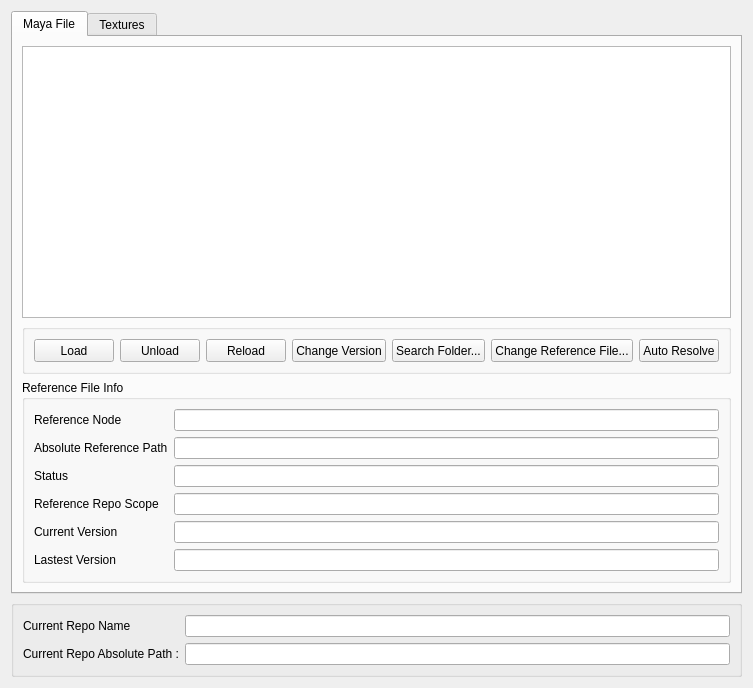
Above: maya-scripts/UkoreReferenceEditor/widget.ui from tonmaiart/UkoreReferenceEditor before the change. Below: the same form after it.
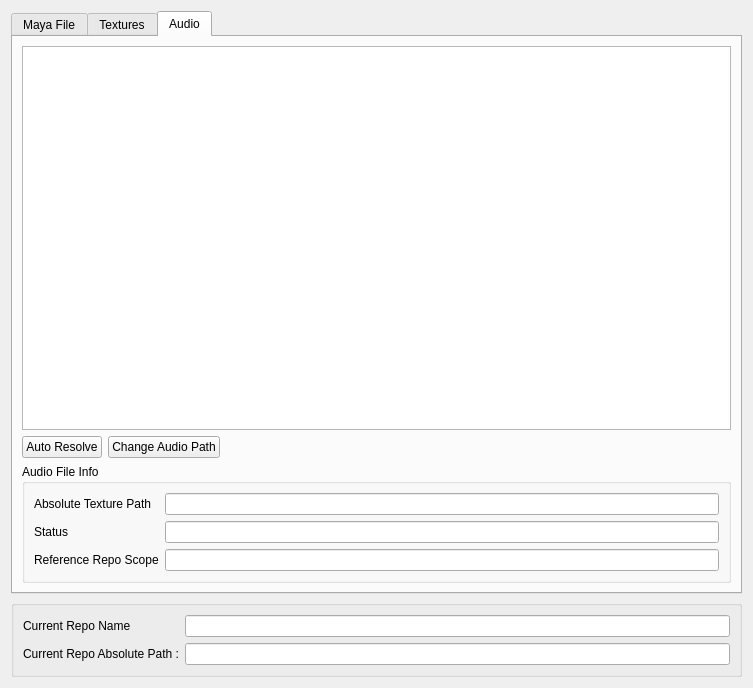
That is the form after the change.

Commit message: Auto-untrack gitignored files before sync

Diff of the .ui file:
```diff
--- a/maya-scripts/UkoreReferenceEditor/widget.ui
+++ b/maya-scripts/UkoreReferenceEditor/widget.ui
@@ -6,7 +6,7 @@
    <rect>
     <x>0</x>
     <y>0</y>
-    <width>701</width>
+    <width>704</width>
     <height>688</height>
    </rect>
   </property>
@@ -17,7 +17,7 @@
    <item row="0" column="0">
     <widget class="QTabWidget" name="tabWidget">
      <property name="currentIndex">
-      <number>0</number>
+      <number>2</number>
      </property>
      <widget class="QWidget" name="tab">
       <attribute name="title">
@@ -327,6 +327,101 @@
        </item>
       </layout>
      </widget>
+     <widget class="QWidget" name="tab_3">
+      <attribute name="title">
+       <string>Audio</string>
+      </attribute>
+      <layout class="QGridLayout" name="gridLayout_13">
+       <item row="0" column="0">
+        <widget class="QTableWidget" name="tableWidget_audio">
+         <property name="showGrid">
+          <bool>false</bool>
+         </property>
+         <attribute name="verticalHeaderVisible">
+          <bool>false</bool>
+         </attribute>
+        </widget>
+       </item>
+       <item row="1" column="0">
+        <layout class="QHBoxLayout" name="horizontalLayout_3">
+         <item>
+          <widget class="QPushButton" name="pushButton_rescan_audio">
+           <property name="text">
+            <string>Auto Resolve</string>
+           </property>
+          </widget>
+         </item>
+         <item>
+          <widget class="QPushButton" name="pushButton_change_audio_path">
+           <property name="text">
+            <string>Change Audio Path</string>
+           </property>
+          </widget>
+         </item>
+         <item>
+          <spacer name="horizontalSpacer_3">
+           <property name="orientation">
+            <enum>Qt::Horizontal</enum>
+           </property>
+           <property name="sizeHint" stdset="0">
+            <size>
+             <width>40</width>
+             <height>20</height>
+            </size>
+           </property>
+          </spacer>
+         </item>
+        </layout>
+       </item>
+       <item row="2" column="0">
+        <widget class="QGroupBox" name="groupBox_5">
+         <property name="title">
+          <string>Audio File Info</string>
+         </property>
+         <layout class="QGridLayout" name="gridLayout_11">
+          <item row="0" column="0">
+           <layout class="QGridLayout" name="gridLayout_12">
+            <item row="1" column="0">
+             <widget class="QLabel" name="label_12">
+              <property name="text">
+               <string>Status</string>
+              </property>
+             </widget>
+            </item>
+            <item row="2" column="0">
+             <widget class="QLabel" name="label_13">
+              <property name="text">
+               <string>Reference Repo Scope</string>
+              </property>
+             </widget>
+            </item>
+            <item row="0" column="0">
+             <widget class="QLabel" name="label_14">
+              <property name="text">
+               <string>Absolute Texture Path</string>
+              </property>
+             </widget>
+            </item>
+            <item row="1" column="1">
+             <widget class="QLineEdit" name="lineEdit_audio_status"/>
+            </item>
+            <item row="0" column="1">
+             <widget class="QLineEdit" name="lineEdit_absolute_audio_path">
+              <property name="text">
+               <string/>
+              </property>
+             </widget>
+            </item>
+            <item row="2" column="1">
+             <widget class="QLineEdit" name="lineEdit_audio_repo_scope"/>
+            </item>
+           </layout>
+          </item>
+         </layout>
+        </widget>
+       </item>
+      </layout>
+     </widget>
     </widget>
    </item>
    <item row="1" column="0">
```
The commit also changes 2 other files.
